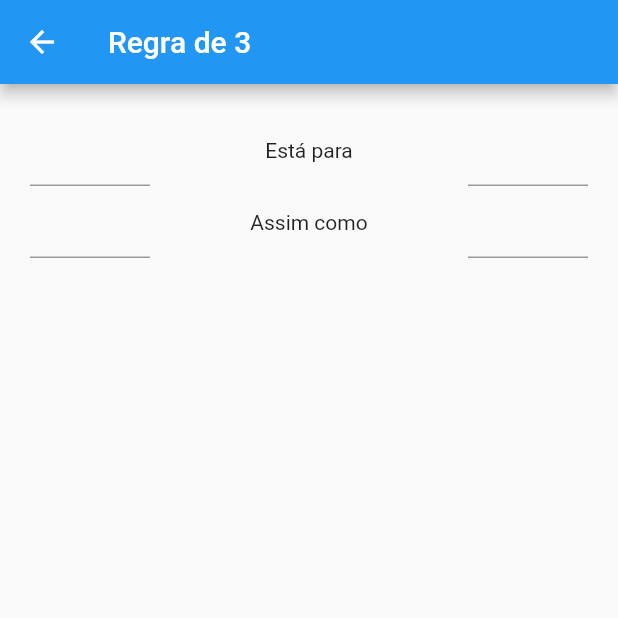
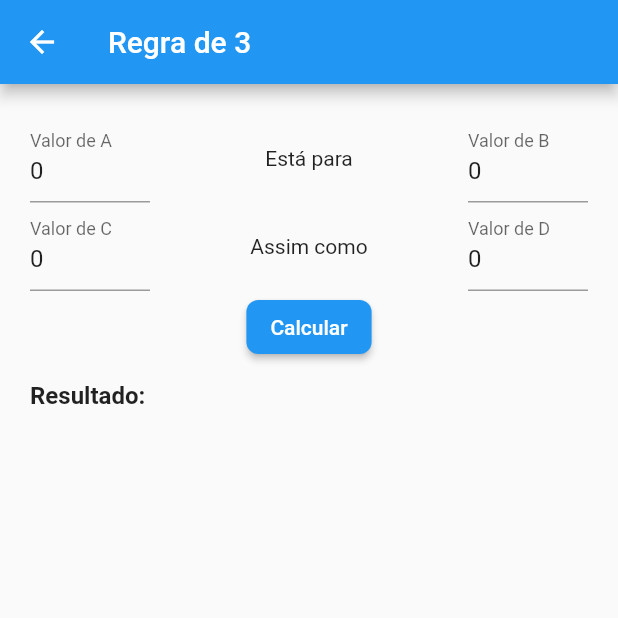
Before and after one commit to Bru-marques/flutter_masterclass, a Flutter app: the RoleOfTrhee screen opened directly, on a phone screen of 412 x 824 dp, the top half of it. Run offline on Flutter 3.47's test engine with Material 2 defaults, Android fonts, the phone set to English and light mode, and no system bars; Roboto replaces fonts that are missing (Poppins).

Commit message:
role of three

```diff
--- a/lib/Pages/class-one/rule_of_three.dart
+++ b/lib/Pages/class-one/rule_of_three.dart
@@ -7,7 +7,12 @@ class RoleOfTrhee extends StatefulWidget {
   State<RoleOfTrhee> createState() => _RoleOfTrheeState();
 }
 
-var input = '';
+var a = '0';
+var b = '0';
+var c = '0';
+var d = '0';
+var newValue = '';
+var result = '';
 
 class _RoleOfTrheeState extends State<RoleOfTrhee> {
   @override
@@ -19,34 +24,135 @@ class _RoleOfTrheeState extends State<RoleOfTrhee> {
   _body() {
     return (Padding(
       padding: const EdgeInsets.all(20.0),
+      child: Form(
         child: Column(
           children: [
             Row(
               mainAxisAlignment: MainAxisAlignment.spaceBetween,
-            children: [_fields(), const Text('Está para'), _fields()],
+              children: [
+                SizedBox(
+                  width: 80,
+                  child: TextFormField(
+                      keyboardType: TextInputType.number,
+                      decoration: const InputDecoration(
+                        labelText: 'Valor de A',
+                      ),
+                      initialValue: '0',
+                      validator: (value) => _validator(value),
+                      onChanged: (value) {
+                        setState(() {
+                          a = value;
+                        });
+                      }),
+                ),
+                const Text('Está para'),
+                SizedBox(
+                  width: 80,
+                  child: TextFormField(
+                      keyboardType: TextInputType.number,
+                      decoration: const InputDecoration(
+                        labelText: 'Valor de B',
+                      ),
+                      initialValue: '0',
+                      validator: (value) => _validator(value),
+                      onChanged: (value) {
+                        setState(() {
+                          b = value;
+                        });
+                      }),
+                ),
+              ],
             ),
             Row(
               mainAxisAlignment: MainAxisAlignment.spaceBetween,
-            children: [_fields(), const Text('Assim como'), _fields()],
+              children: [
+                SizedBox(
+                  width: 80,
+                  child: TextFormField(
+                      keyboardType: TextInputType.number,
+                      decoration: const InputDecoration(
+                        labelText: 'Valor de C',
+                      ),
+                      initialValue: '0',
+                      validator: (value) => _validator(value),
+                      onChanged: (value) {
+                        setState(() {
+                          c = value;
+                        });
+                      }),
+                ),
+                const Text('Assim como'),
+                SizedBox(
+                  width: 80,
+                  child: TextFormField(
+                      keyboardType: TextInputType.number,
+                      decoration: const InputDecoration(
+                        labelText: 'Valor de D',
+                      ),
+                      initialValue: '0',
+                      validator: (value) => _validator(value),
+                      onChanged: (value) {
+                        setState(() {
+                          d = value;
+                        });
+                      }),
                 ),
               ],
+            ),
+            ElevatedButton(
+                onPressed: () {
+                  _handleCalculate(
+                      int.parse(a), int.parse(b), int.parse(c), int.parse(d));
+                },
+                style: ElevatedButton.styleFrom(
+                    shape: RoundedRectangleBorder(
+                        borderRadius: BorderRadius.circular(8))),
+                child: const Text('Calcular')),
+            const SizedBox(height: 12),
+            Row(
+              children: [
+                const Text(
+                  'Resultado: ',
+                  style: TextStyle(
+                      fontFamily: 'Poppins',
+                      fontSize: 16,
+                      fontWeight: FontWeight.bold),
+                ),
+                Text(
+                  result.toString(),
+                  style: const TextStyle(
+                    fontFamily: 'Poppins',
+                    fontSize: 16,
+                  ),
+                ),
+              ],
+            )
+          ],
+        ),
       ),
     ));
   }
 
-  Widget _fields() {
-    return (Row(
-      mainAxisAlignment: MainAxisAlignment.spaceBetween,
-      children: [
-        SizedBox(
-          width: 80,
-          child: TextField(onChanged: (value) {
+  _validator(String? value) {
     setState(() {
-              input = value;
+      newValue = value == null || value.isEmpty ? '' : value;
     });
-          }),
-        ),
-      ],
-    ));
+    return newValue;
+  }
+
+  _handleCalculate(a, b, c, d) {
+    if (d == 0) {
+      d = (c * b) / a;
+      return result = d.toString();
+    } else if (c == 0) {
+      c = (a * d) / b;
+      return result = c.toString();
+    } else if (a == 0) {
+      a = (c * b) / d;
+      return result = c.toString();
+    } else {
+      b = (a * d) / c;
+      return result = c.toString();
     }
   }
+}
```
Lines whose indentation alone changed are shown as unchanged.
